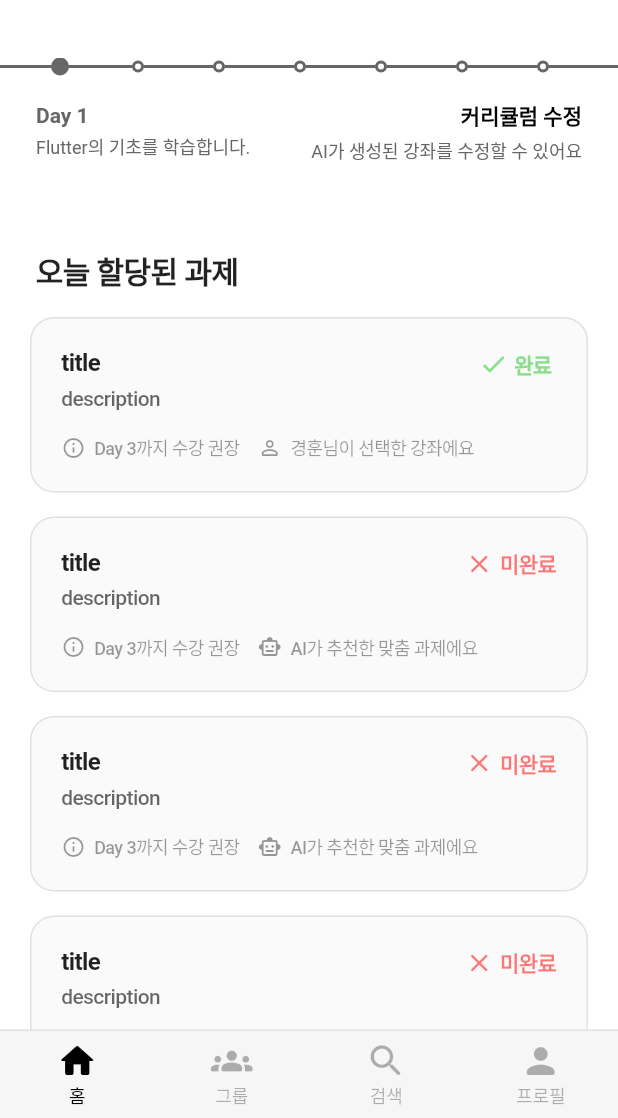
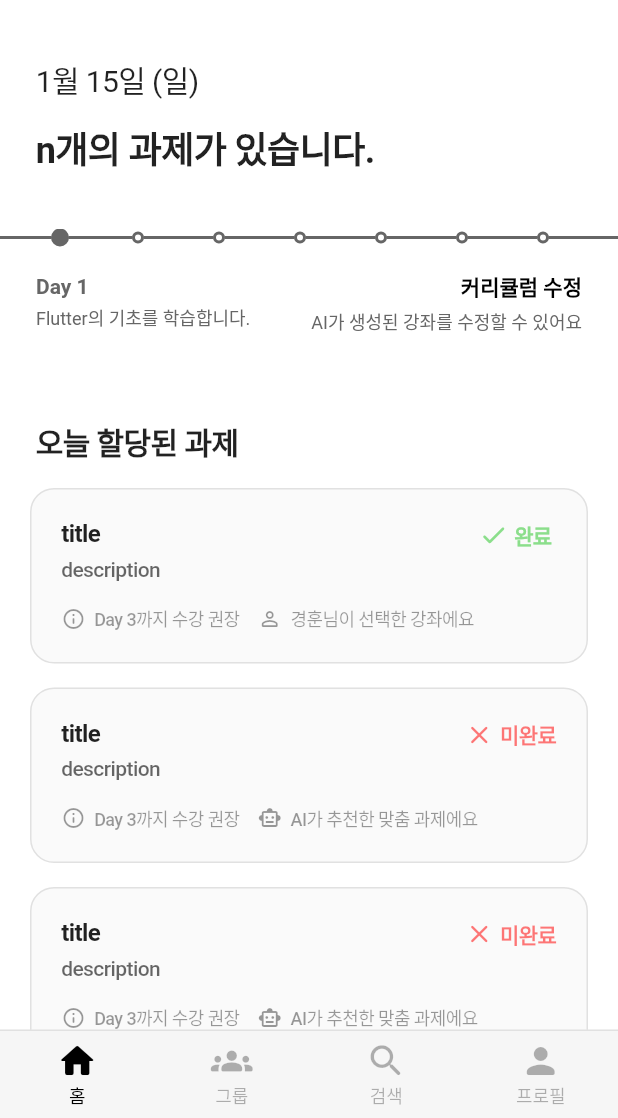
Before and after one commit to fxxntrbl/kscy-2023-frontend, a Flutter app: the screen it shows after launch, on a phone screen of 412 x 824 dp, the part 118-1236 px from its top. Run offline on Flutter 3.47's test engine with Material 2 defaults, Android fonts, the phone set to English and light mode, and no system bars; our stand-ins replace tuple; Roboto replaces fonts that are missing (Pretendard).

Commit message:
feat(home): date

```diff
--- a/lib/main.dart
+++ b/lib/main.dart
@@ -4,6 +4,7 @@ import 'package:kscy_2023_frontend/widgets/lecture.dart';
 import 'package:kscy_2023_frontend/pages/home.dart';
 import 'package:kscy_2023_frontend/pages/social.dart';
 import 'package:kscy_2023_frontend/widgets/topbar.dart';
+import 'package:flutter_localizations/flutter_localizations.dart';
 
 void main() {
   runApp(const MyApp());
@@ -17,6 +18,14 @@ class MyApp extends StatelessWidget {
   Widget build(BuildContext context) {
     return MaterialApp(
       title: 'Flutter Demo',
+      localizationsDelegates: [
+        GlobalMaterialLocalizations.delegate,
+        GlobalWidgetsLocalizations.delegate,
+        GlobalCupertinoLocalizations.delegate,
+      ],
+      supportedLocales: [
+        Locale('ko', 'KR'),
+      ],
       builder: (context, child) => MediaQuery(
         data: MediaQuery.of(context).copyWith(
           textScaleFactor: 1.0,
--- a/lib/pages/home.dart
+++ b/lib/pages/home.dart
@@ -3,6 +3,7 @@ import 'package:flutter/src/widgets/framework.dart';
 import 'package:flutter/material.dart';
 import 'package:kscy_2023_frontend/pages/home/daily.dart';
 import 'package:kscy_2023_frontend/utils/daily_value.dart';
+import 'package:kscy_2023_frontend/widgets/date.dart';
 import 'package:kscy_2023_frontend/widgets/lecture.dart';
 import 'package:tuple/tuple.dart';
 
@@ -23,8 +24,16 @@ class _HomePageState extends State<HomePage> {
       backgroundColor: Colors.white,
       body: Center(
         child: Column(
+          crossAxisAlignment: CrossAxisAlignment.start,
           mainAxisAlignment: MainAxisAlignment.center,
           children: [
+            Padding(
+              padding: const EdgeInsets.symmetric(horizontal: 24.0),
+              child: DateWidget(),
+            ),
+            const SizedBox(
+              height: 36,
+            ),
             Expanded(
               child: TimeLineLayout(
                 builder: (index) {
--- a/lib/widgets/date.dart
+++ b/lib/widgets/date.dart
@@ -12,13 +12,28 @@ class DateWidget extends StatefulWidget {
 
 class _DateWidgetState extends State<DateWidget> {
   String getDateTime() {
-    return "";
+    return DateFormat('M월 dd일 (E)', 'ko').format(DateTime.now());
   }
 
   @override
   Widget build(BuildContext context) {
     return Column(
-      children: [Text(getDateTime()), Text("data")],
+      crossAxisAlignment: CrossAxisAlignment.start,
+      children: [
+        Text(
+          getDateTime(),
+          style: TextStyle(
+              fontSize: 20, letterSpacing: -0.4, fontWeight: FontWeight.w400),
+        ),
+        const SizedBox(
+          height: 12,
+        ),
+        Text(
+          "n개의 과제가 있습니다.",
+          style: TextStyle(
+              fontSize: 24, letterSpacing: -0.4, fontWeight: FontWeight.w600),
+        )
+      ],
     );
   }
 }
--- a/pubspec.yaml
+++ b/pubspec.yaml
@@ -31,12 +31,14 @@ environment:
 dependencies:
   flutter:
     sdk: flutter
+  flutter_localizations: # Add this line
+    sdk: flutter
 
   # The following adds the Cupertino Icons font to your application.
   # Use with the CupertinoIcons class for iOS style icons.
   cupertino_icons: ^1.0.2
   tuple: ^2.0.1
-  intl: ^0.18.0
+  intl: ^0.17.0
 
 dev_dependencies:
   flutter_test:
```
